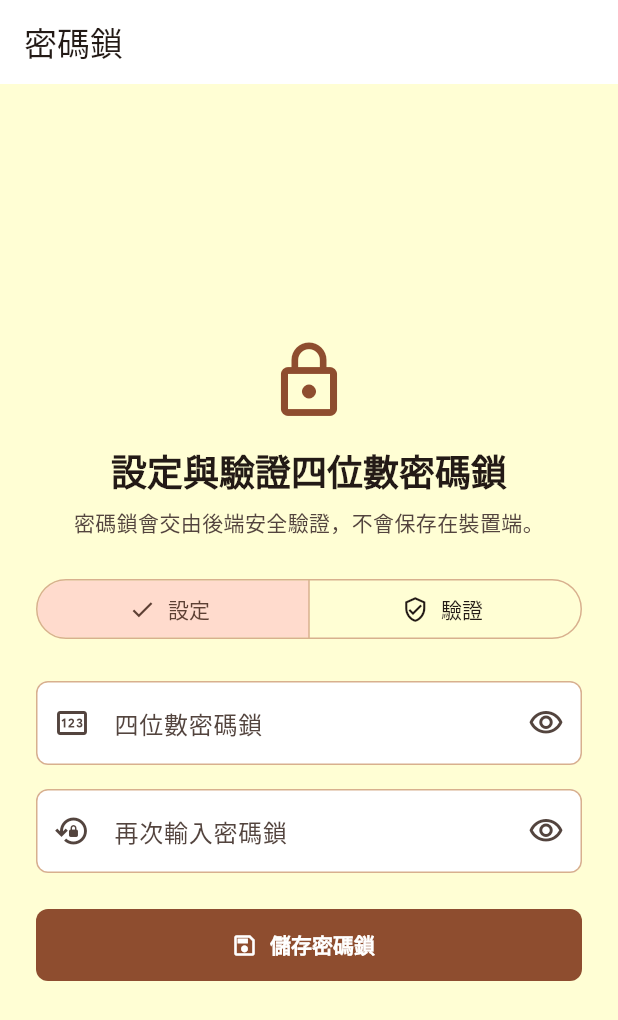
After one commit to LinWeiChun/monsters, a Flutter app: the PasswordLockPage screen opened by its route, on a phone screen of 412 x 824 dp. The commit adds this screen. Shown: the top 1020 px of the screen. Run offline on Flutter 3.47's test engine with Material 3 defaults, Android fonts, the phone set to English and light mode, and no system bars; our stand-ins replace bubble, date_format, dio, email_validator, fl_chart, flutter_colorpicker and 13 more; missing offline and left inert: adobe_xd, email_auth, flutter_sound_lite, painter; accounts and stored records are empty; key blocks and very long unbroken strings in the code were emptied for the run.

Commit message:
feat(frontend): 新增密碼鎖頁

```diff
--- /dev/null
+++ b/frontend/lib/pages/password_lock_page.dart
@@ -0,0 +1,275 @@
+import 'package:flutter/material.dart';
+import 'package:flutter/services.dart';
+import 'package:flutter_riverpod/flutter_riverpod.dart';
+
+import '../providers/password_lock_provider.dart';
+import '../theme/app_spacing.dart';
+
+enum PasswordLockMode { set, verify }
+
+class PasswordLockPage extends ConsumerStatefulWidget {
+  const PasswordLockPage({super.key});
+
+  @override
+  ConsumerState<PasswordLockPage> createState() => _PasswordLockPageState();
+}
+
+class _PasswordLockPageState extends ConsumerState<PasswordLockPage> {
+  final _formKey = GlobalKey<FormState>();
+  final _lockPasswordController = TextEditingController();
+  final _confirmLockPasswordController = TextEditingController();
+  PasswordLockMode _mode = PasswordLockMode.set;
+  bool _obscureLockPassword = true;
+  bool _obscureConfirmPassword = true;
+
+  @override
+  void dispose() {
+    _lockPasswordController.dispose();
+    _confirmLockPasswordController.dispose();
+    super.dispose();
+  }
+
+  @override
+  Widget build(BuildContext context) {
+    final state = ref.watch(passwordLockControllerProvider);
+    final colorScheme = Theme.of(context).colorScheme;
+
+    return Scaffold(
+      appBar: AppBar(title: const Text('密碼鎖')),
+      body: SafeArea(
+        child: Center(
+          child: SingleChildScrollView(
+            padding: const EdgeInsets.all(AppSpacing.lg),
+            child: ConstrainedBox(
+              constraints: const BoxConstraints(maxWidth: 420),
+              child: Form(
+                key: _formKey,
+                child: Column(
+                  crossAxisAlignment: CrossAxisAlignment.stretch,
+                  children: [
+                    Icon(
+                      Icons.lock_outline,
+                      size: 56,
+                      color: colorScheme.primary,
+                    ),
+                    const SizedBox(height: AppSpacing.md),
+                    Text(
+                      '設定與驗證四位數密碼鎖',
+                      textAlign: TextAlign.center,
+                      style: Theme.of(context).textTheme.headlineSmall
+                          ?.copyWith(fontWeight: FontWeight.w700),
+                    ),
+                    const SizedBox(height: AppSpacing.sm),
+                    Text(
+                      '密碼鎖會交由後端安全驗證，不會保存在裝置端。',
+                      textAlign: TextAlign.center,
+                      style: Theme.of(context).textTheme.bodyMedium?.copyWith(
+                        color: colorScheme.onSurfaceVariant,
+                      ),
+                    ),
+                    const SizedBox(height: AppSpacing.lg),
+                    SegmentedButton<PasswordLockMode>(
+                      key: const Key('passwordLockModeSelector'),
+                      segments: const [
+                        ButtonSegment(
+                          value: PasswordLockMode.set,
+                          icon: Icon(Icons.edit_outlined),
+                          label: Text('設定'),
+                        ),
+                        ButtonSegment(
+                          value: PasswordLockMode.verify,
+                          icon: Icon(Icons.verified_user_outlined),
+                          label: Text('驗證'),
+                        ),
+                      ],
+                      selected: {_mode},
+                      onSelectionChanged: state.isLoading ? null : _changeMode,
+                    ),
+                    const SizedBox(height: AppSpacing.lg),
+                    TextFormField(
+                      key: const Key('passwordLockField'),
+                      controller: _lockPasswordController,
+                      obscureText: _obscureLockPassword,
+                      keyboardType: TextInputType.number,
+                      textInputAction:
+                          _mode == PasswordLockMode.set
+                              ? TextInputAction.next
+                              : TextInputAction.done,
+                      inputFormatters: _pinInputFormatters,
+                      decoration: InputDecoration(
+                        labelText: '四位數密碼鎖',
+                        prefixIcon: const Icon(Icons.pin_outlined),
+                        suffixIcon: IconButton(
+                          tooltip: _obscureLockPassword ? '顯示密碼鎖' : '隱藏密碼鎖',
+                          onPressed: () {
+                            setState(() {
+                              _obscureLockPassword = !_obscureLockPassword;
+                            });
+                          },
+                          icon: Icon(
+                            _obscureLockPassword
+                                ? Icons.visibility_outlined
+                                : Icons.visibility_off_outlined,
+                          ),
+                        ),
+                      ),
+                      validator: _validatePin,
+                      onFieldSubmitted:
+                          _mode == PasswordLockMode.verify && !state.isLoading
+                              ? (_) => _submit()
+                              : null,
+                    ),
+                    if (_mode == PasswordLockMode.set) ...[
+                      const SizedBox(height: AppSpacing.md),
+                      TextFormField(
+                        key: const Key('passwordLockConfirmField'),
+                        controller: _confirmLockPasswordController,
+                        obscureText: _obscureConfirmPassword,
+                        keyboardType: TextInputType.number,
+                        textInputAction: TextInputAction.done,
+                        inputFormatters: _pinInputFormatters,
+                        decoration: InputDecoration(
+                          labelText: '再次輸入密碼鎖',
+                          prefixIcon: const Icon(Icons.lock_reset_outlined),
+                          suffixIcon: IconButton(
+                            tooltip:
+                                _obscureConfirmPassword ? '顯示確認密碼' : '隱藏確認密碼',
+                            onPressed: () {
+                              setState(() {
+                                _obscureConfirmPassword =
+                                    !_obscureConfirmPassword;
+                              });
+                            },
+                            icon: Icon(
+                              _obscureConfirmPassword
+                                  ? Icons.visibility_outlined
+                                  : Icons.visibility_off_outlined,
+                            ),
+                          ),
+                        ),
+                        validator: _validateConfirmPin,
+                        onFieldSubmitted:
+                            state.isLoading ? null : (_) => _submit(),
+                      ),
+                    ],
+                    if (state.errorMessage != null) ...[
+                      const SizedBox(height: AppSpacing.md),
+                      Text(
+                        state.errorMessage!,
+                        key: const Key('passwordLockErrorMessage'),
+                        style: TextStyle(color: colorScheme.error),
+                      ),
+                    ],
+                    if (state.verified == false) ...[
+                      const SizedBox(height: AppSpacing.md),
+                      Text(
+                        '密碼鎖驗證失敗，請再試一次',
+                        key: const Key('passwordLockVerifyFailedMessage'),
+                        style: TextStyle(color: colorScheme.error),
+                      ),
+                    ],
+                    const SizedBox(height: AppSpacing.lg),
+                    FilledButton.icon(
+                      key: const Key('passwordLockSubmitButton'),
+                      onPressed: state.isLoading ? null : _submit,
+                      icon:
+                          state.isLoading
+                              ? const SizedBox.square(
+                                dimension: 18,
+                                child: CircularProgressIndicator(
+                                  strokeWidth: 2,
+                                ),
+                              )
+                              : Icon(
+                                _mode == PasswordLockMode.set
+                                    ? Icons.save_outlined
+                                    : Icons.check_circle_outline,
+                              ),
+                      label: Text(
+                        state.isLoading
+                            ? '處理中'
+                            : _mode == PasswordLockMode.set
+                            ? '儲存密碼鎖'
+                            : '驗證密碼鎖',
+                      ),
+                    ),
+                  ],
+                ),
+              ),
+            ),
+          ),
+        ),
+      ),
+    );
+  }
+
+  List<TextInputFormatter> get _pinInputFormatters {
+    return [
+      FilteringTextInputFormatter.digitsOnly,
+      LengthLimitingTextInputFormatter(4),
+    ];
+  }
+
+  void _changeMode(Set<PasswordLockMode> selectedModes) {
+    final nextMode = selectedModes.first;
+    setState(() {
+      _mode = nextMode;
+      _lockPasswordController.clear();
+      _confirmLockPasswordController.clear();
+    });
+  }
+
+  String? _validatePin(String? value) {
+    final pin = value?.trim() ?? '';
+    if (pin.isEmpty) {
+      return '請輸入密碼鎖';
+    }
+    if (!RegExp(r'^\d{4}$').hasMatch(pin)) {
+      return '密碼鎖需為 4 位數字';
+    }
+    return null;
+  }
+
+  String? _validateConfirmPin(String? value) {
+    final validation = _validatePin(value);
+    if (validation != null) {
+      return validation;
+    }
+    if (value != _lockPasswordController.text) {
+      return '兩次輸入的密碼鎖不一致';
+    }
+    return null;
+  }
+
+  Future<void> _submit() async {
+    if (!_formKey.currentState!.validate()) {
+      return;
+    }
+
+    final controller = ref.read(passwordLockControllerProvider.notifier);
+    final success =
+        _mode == PasswordLockMode.set
+            ? await controller.setPasswordLock(_lockPasswordController.text)
+            : await controller.verifyPasswordLock(_lockPasswordController.text);
+
+    if (!mounted) {
+      return;
+    }
+
+    if (_mode == PasswordLockMode.set && success) {
+      ScaffoldMessenger.of(
+        context,
+      ).showSnackBar(const SnackBar(content: Text('密碼鎖已更新')));
+      _lockPasswordController.clear();
+      _confirmLockPasswordController.clear();
+      return;
+    }
+
+    if (_mode == PasswordLockMode.verify && success) {
+      ScaffoldMessenger.of(
+        context,
+      ).showSnackBar(const SnackBar(content: Text('密碼鎖驗證成功')));
+      _lockPasswordController.clear();
+    }
+  }
+}
--- a/frontend/lib/routes/app_router.dart
+++ b/frontend/lib/routes/app_router.dart
@@ -3,6 +3,7 @@ import 'package:go_router/go_router.dart';
 
 import '../pages/home_page.dart';
 import '../pages/login_page.dart';
+import '../pages/password_lock_page.dart';
 import '../pages/profile_page.dart';
 import '../pages/register_page.dart';
 import '../pages/splash_page.dart';
@@ -41,6 +42,11 @@ GoRouter createAppRouter({String initialLocation = AppPath.splash}) {
         name: AppRoute.profile,
         builder: (context, state) => const ProfilePage(),
       ),
+      GoRoute(
+        path: AppPath.passwordLock,
+        name: AppRoute.passwordLock,
+        builder: (context, state) => const PasswordLockPage(),
+      ),
     ],
   );
 }
--- a/frontend/lib/routes/app_routes.dart
+++ b/frontend/lib/routes/app_routes.dart
@@ -6,6 +6,7 @@ class AppRoute {
   static const login = 'login';
   static const register = 'register';
   static const profile = 'profile';
+  static const passwordLock = 'passwordLock';
 }
 
 class AppPath {
@@ -16,4 +17,5 @@ class AppPath {
   static const login = '/login';
   static const register = '/register';
   static const profile = '/profile';
+  static const passwordLock = '/password-lock';
 }
```
Also changed, not shown: frontend/lib/models/password_lock_status.dart (added, +15 -0 lines), frontend/lib/models/password_lock_verification.dart (added, +15 -0 lines), frontend/lib/pages/home_page.dart (+7 -0 lines), frontend/lib/providers/password_lock_provider.dart (added, +94 -0 lines), frontend/lib/repositories/user_repository.dart (+37 -0 lines), frontend/lib/models/password_lock_status.g.dart (added), frontend/lib/models/password_lock_verification.g.dart (added), log/CHANGE_HISTORY.csv, 5 other files.
